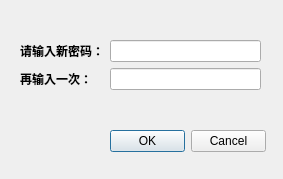
First picture: the form in chgpwd.ui, repository xeeboy/PartsReview, before the edit.
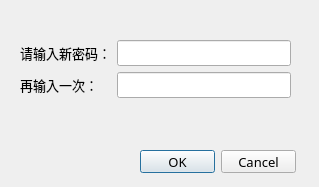
Second picture: the form after the edit. Icons and pictures are not drawn.

Diff of the .ui file:
```diff
--- a/chgpwd.ui
+++ b/chgpwd.ui
@@ -9,10 +9,16 @@
    <rect>
     <x>0</x>
     <y>0</y>
-    <width>283</width>
-    <height>179</height>
+    <width>319</width>
+    <height>187</height>
    </rect>
   </property>
+  <property name="font">
+   <font>
+    <family>幼圆</family>
+    <pointsize>10</pointsize>
+   </font>
+  </property>
   <property name="windowTitle">
    <string>更改密码</string>
   </property>
@@ -23,8 +29,8 @@
   <widget class="QDialogButtonBox" name="buttonBox">
    <property name="geometry">
     <rect>
-     <x>110</x>
-     <y>130</y>
+     <x>140</x>
+     <y>150</y>
      <width>156</width>
      <height>23</height>
     </rect>
@@ -41,7 +47,7 @@
     <rect>
      <x>20</x>
      <y>40</y>
-     <width>241</width>
+     <width>271</width>
      <height>81</height>
     </rect>
    </property>
@@ -63,9 +69,10 @@
      <widget class="QLabel" name="label">
       <property name="font">
        <font>
-        <family>Arial Black</family>
-        <weight>75</weight>
-        <bold>true</bold>
+        <family>微软雅黑</family>
+        <pointsize>10</pointsize>
+        <weight>50</weight>
+        <bold>false</bold>
        </font>
       </property>
       <property name="text">
@@ -77,9 +84,10 @@
      <widget class="QLabel" name="label_2">
       <property name="font">
        <font>
-        <family>Arial Black</family>
-        <weight>75</weight>
-        <bold>true</bold>
+        <family>微软雅黑</family>
+        <pointsize>10</pointsize>
+        <weight>50</weight>
+        <bold>false</bold>
        </font>
       </property>
       <property name="text">
```
